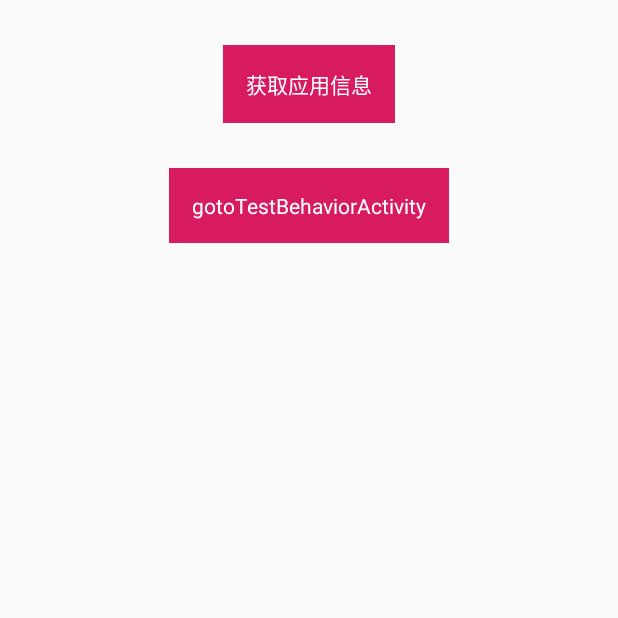
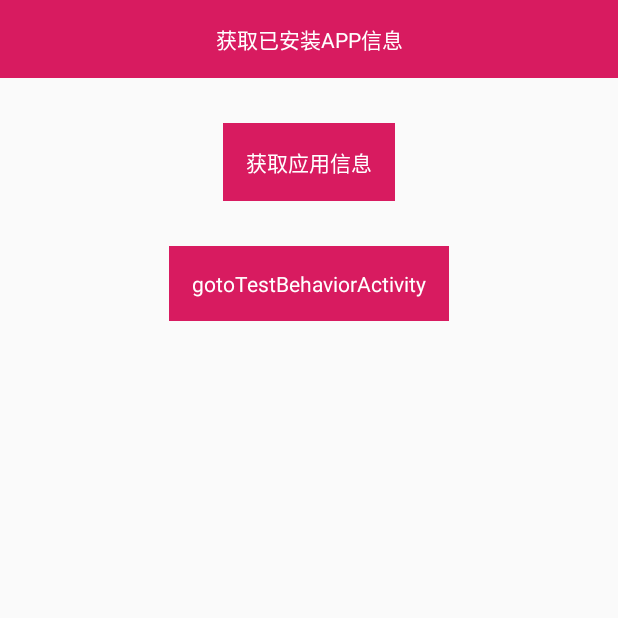
Before and after one commit to snn-hp/GetAppInfo, an Android app: the screen it shows after launch (MainActivity), on a phone screen of 412 x 824 dp, the top half of it. Run offline under Robolectric (Android 15) with nearby library versions, the phone set to English and light mode, and no system bars.

```diff
--- a/FlycoTabLayout_Lib/src/main/res/values/attrs.xml
+++ b/FlycoTabLayout_Lib/src/main/res/values/attrs.xml
@@ -3,6 +3,8 @@
     <!-- indicator -->
     <!-- 设置显示器颜色 -->
     <attr name="tl_indicator_color" format="color"/>
+    <attr name="tl_indicator_start_color" format="color"/>
+    <attr name="tl_indicator_end_color" format="color"/>
     <!-- 设置显示器高度 -->
     <attr name="tl_indicator_height" format="dimension"/>
     <!-- 设置显示器固定宽度 -->
@@ -56,6 +58,8 @@
     <!-- tab -->
     <!-- 设置tab的paddingLeft和paddingRight -->
     <attr name="tl_tab_padding" format="dimension"/>
+    <attr name="tl_tab_padding_left" format="dimension"/>
+    <attr name="tl_tab_padding_right" format="dimension"/>
     <!-- 设置tab大小等分 -->
     <attr name="tl_tab_space_equal" format="boolean"/>
     <!-- 设置tab固定大小 -->
--- a/appinfo/src/main/java/com/yumu/appinfo/activity/MainActivity.java
+++ b/appinfo/src/main/java/com/yumu/appinfo/activity/MainActivity.java
@@ -9,6 +9,7 @@ import android.widget.TextView;
 import androidx.appcompat.app.AppCompatActivity;
 
 import com.yumu.appinfo.R;
+import com.yumu.appinfo.utils.StatusBarHelper;
 
 
 public class MainActivity extends AppCompatActivity {
@@ -22,8 +23,13 @@ public class MainActivity extends AppCompatActivity {
         tvGoBehavior = findViewById(R.id.tv_go_behavior);
 
         addViewAction();
+        initStatusBar();
     }
 
+    public void initStatusBar() {
+        StatusBarHelper.setStatusBarDarkMode(this); //白字
+        StatusBarHelper.setStatusBarColor(this, R.color.colorAccent, false);
+    }
 
     public void addViewAction() {
         tvGetInfo.setOnClickListener(onClickListener);
--- a/appinfo/src/main/java/com/yumu/appinfo/fragment/DiscoveryTabFragment.java
+++ b/appinfo/src/main/java/com/yumu/appinfo/fragment/DiscoveryTabFragment.java
@@ -11,10 +11,6 @@ import androidx.recyclerview.widget.RecyclerView;
 
 import com.yumu.appinfo.R;
 
-
-/**
- * Created by wing on 11/4/16.
- */
 
 public class DiscoveryTabFragment extends BaseFragment {
     private RecyclerView recyclerView;
--- a/appinfo/src/main/java/com/yumu/appinfo/fragment/MailboxFragment.java
+++ b/appinfo/src/main/java/com/yumu/appinfo/fragment/MailboxFragment.java
@@ -12,9 +12,7 @@ import androidx.fragment.app.Fragment;
 import com.yumu.appinfo.R;
 
 
-/**
- * Created by wing on 11/4/16.
- */
+
 
 public class MailboxFragment extends Fragment {
     public static String NAME = "NAME";
--- a/appinfo/src/main/java/com/yumu/appinfo/views/NoScrollViewPager.java
+++ b/appinfo/src/main/java/com/yumu/appinfo/views/NoScrollViewPager.java
@@ -6,9 +6,7 @@ import android.view.MotionEvent;
 
 import androidx.viewpager.widget.ViewPager;
 
-/**
- * Created by wing on 11/4/16.
- */
+
 
 public class NoScrollViewPager extends ViewPager {
 
--- a/appinfo/src/main/res/layout/activity_main.xml
+++ b/appinfo/src/main/res/layout/activity_main.xml
@@ -1,11 +1,22 @@
 <?xml version="1.0" encoding="utf-8"?>
 <LinearLayout xmlns:android="http://schemas.android.com/apk/res/android"
-    xmlns:app="http://schemas.android.com/apk/res-auto"
     xmlns:tools="http://schemas.android.com/tools"
     android:layout_width="match_parent"
     android:layout_height="match_parent"
     android:orientation="vertical"
     tools:context=".activity.MainActivity">
+
+    <TextView
+        android:id="@+id/tv_app_name"
+        android:layout_width="match_parent"
+        android:layout_height="wrap_content"
+        android:layout_gravity="center_horizontal"
+        android:background="@color/colorAccent"
+        android:gravity="center"
+        android:padding="15dp"
+        android:text="@string/app_name"
+        android:textColor="#ffffff" />
+
 
     <TextView
         android:id="@+id/tv_get_info"
--- a/build.gradle
+++ b/build.gradle
@@ -7,7 +7,7 @@ buildscript {
 
     }
     dependencies {
-        classpath 'com.android.tools.build:gradle:3.4.2'
+        classpath 'com.android.tools.build:gradle:3.6.1'
 
         // NOTE: Do not place your application dependencies here; they belong
         // in the individual module build.gradle files
```
Also changed, not shown: gradle/wrapper/gradle-wrapper.properties, 1 other file.
